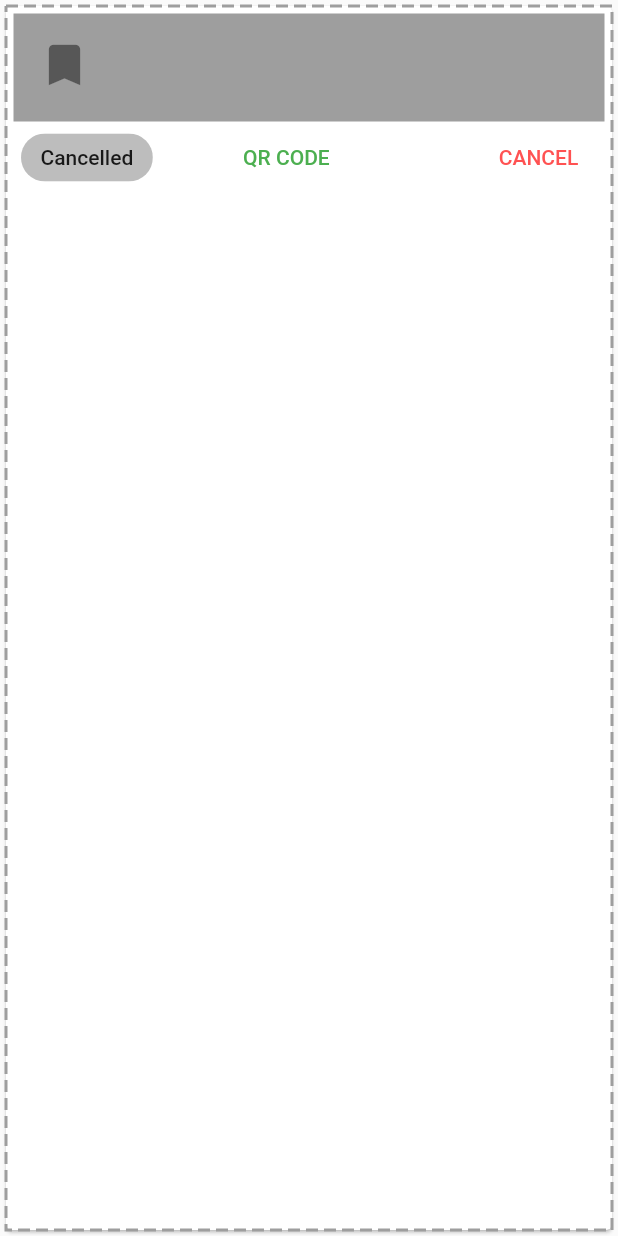
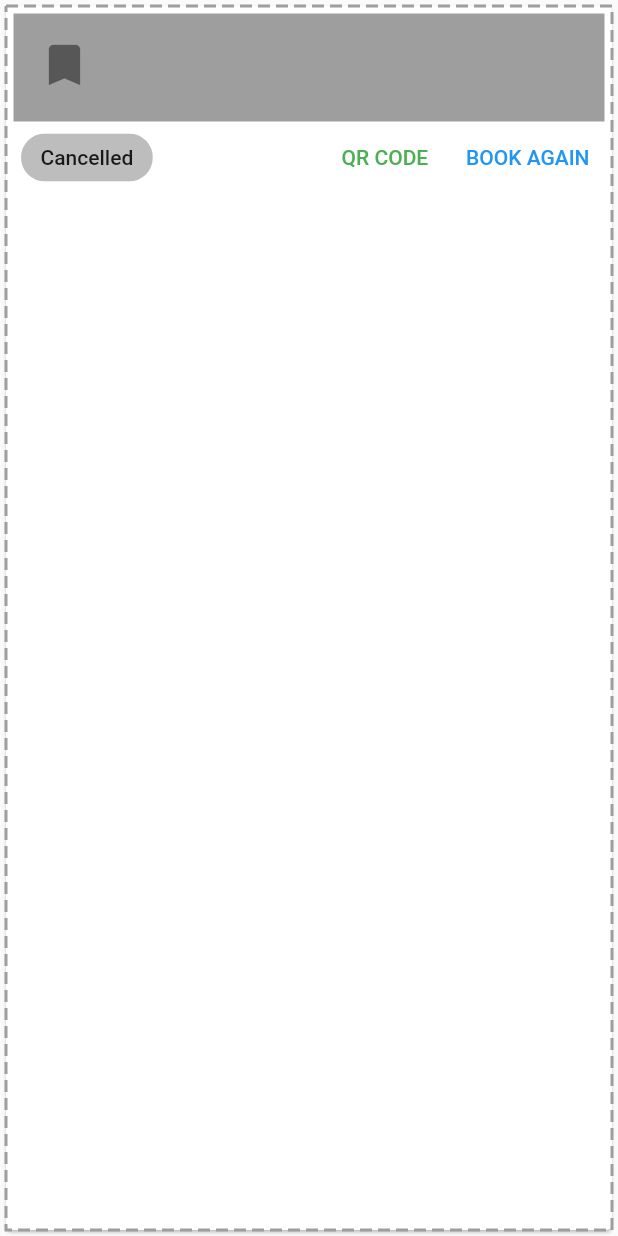
Before and after one commit to siddhantshingi/Parcha, a Flutter app: the TokenCard widget shown alone on an empty page, opened directly with empty values, after a tap on "QR CODE", on a phone screen of 412 x 824 dp. Run offline on Flutter 3.47's test engine with Material 2 defaults, Android fonts, the phone set to English and light mode, and no system bars; drawn by our look-alikes of dotted_border; our stand-ins replace email_validator, qr_flutter, tuple; missing offline and left inert: encrypt, qrscan.

Commit message:
User history UI enhanced; cancel token API call done

```diff
--- a/token_system/lib/components/token_card.dart
+++ b/token_system/lib/components/token_card.dart
@@ -1,6 +1,7 @@
 import 'package:dotted_border/dotted_border.dart';
 import 'package:flutter/material.dart';
 import 'package:token_system/Services/tokenService.dart';
+import 'package:token_system/components/tab_navigator.dart';
 import 'package:token_system/screens/user_profile/qr_code_display.dart';
 
 class TokenCard extends StatelessWidget {
@@ -15,8 +16,10 @@ class TokenCard extends StatelessWidget {
   final DateTime start;
   final DateTime end;
   final VoidCallback bookAgain;
+  final GlobalKey<TabNavigatorState> tn;
 
-  TokenCard({Key key,
+  TokenCard(
+      {Key key,
       @required this.shopName,
       @required this.date,
       @required this.startTime,
@@ -27,7 +30,8 @@ class TokenCard extends StatelessWidget {
       @required this.tokenId,
       @required this.start,
       @required this.end,
-    @required this.bookAgain})
+      @required this.bookAgain,
+      @required this.tn})
       : super(key: key);
 
   @override
@@ -82,19 +86,21 @@ class TokenCard extends StatelessWidget {
                 padding: EdgeInsets.all(5),
               ),
             ),
+            Row(
+              children: <Widget>[
                 ButtonTheme(
                   padding: EdgeInsets.all(10),
                   child: FlatButton(
                     onPressed: () async {
-                  print(this.tokenId);
                       String signedToken =
                           await TokenService.getSignedTokenApiCall(this.tokenId).then((json) {
-                    print (json);
+                        print(json);
                         return json['result'];
                       });
-                  print(signedToken);
-                  await Navigator.push(context,
-                      MaterialPageRoute(builder: (context) => QrCodeScreen(message: signedToken)));
+                      tn.currentState.push(
+                        context,
+                        payload: QrCodeScreen(message: signedToken),
+                      );
                     },
                     textColor: Colors.green,
                     child: const Text('QR CODE'),
@@ -105,27 +111,30 @@ class TokenCard extends StatelessWidget {
                     padding: EdgeInsets.all(10),
                     child: FlatButton(
                       onPressed: () {
-                    // TODO: Book slot in the same shop again
+                        // FIXED: Book slot in the same shop again
                         bookAgain();
                       },
                       textColor: Colors.blue,
                       child: const Text('BOOK AGAIN'),
                     ),
                   ),
-              visible: !((status == 0) || (DateTime.now().isAfter(end))),
+                  visible: (status == 0) || (DateTime.now().isAfter(end)),
                 ),
                 Visibility(
                   child: ButtonTheme(
                     padding: EdgeInsets.all(10),
                     child: FlatButton(
                       onPressed: () {
-                    // TODO: Cancel this token and redraw this card only.
+                        // FIXED: Cancel this token and redraw this card only.
+                        TokenService.cancelTokenApi(this.tokenId);
                       },
                       textColor: Colors.redAccent,
                       child: const Text('CANCEL'),
                     ),
                   ),
-              visible: (status == 0) || (DateTime.now().isAfter(end)),
+                  visible: !((status == 0) || (DateTime.now().isAfter(end))),
+                ),
+              ],
             ),
           ]),
         ]),
--- a/token_system/lib/screens/booking/book_token.dart
+++ b/token_system/lib/screens/booking/book_token.dart
@@ -108,7 +108,6 @@ class BookScreen extends StatelessWidget {
                                     });
 
                                     if (status != null) {
-                                      print(status);
                                       final snackbar = SnackBar(
                                         content: Text('Status of booking: ' +
                                             status +
--- a/token_system/lib/screens/user_profile/user_history.dart
+++ b/token_system/lib/screens/user_profile/user_history.dart
@@ -70,7 +70,8 @@ class UserHistory extends StatelessWidget {
                   tokenId: tokens[index].id,
                   start: stampStart(tokens[index].date, tokens[index].slotNumber),
                   end: stampEnd(tokens[index].date, tokens[index].slotNumber),
-                  bookAgain: bookAgain
+                  bookAgain: bookAgain,
+                  tn: tn,
               );
             },
           );
```
Also changed, not shown: token_system/lib/screens/user_profile/qr_code_display.dart (+2 -6 lines). Lines whose indentation alone changed are shown as unchanged.
